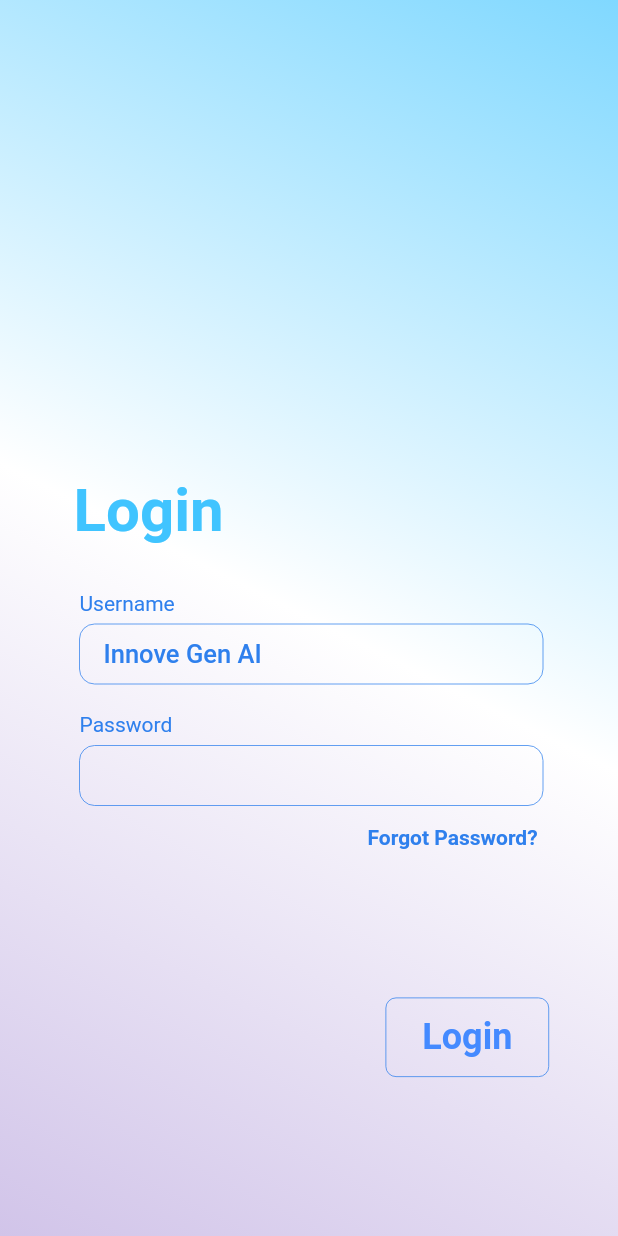
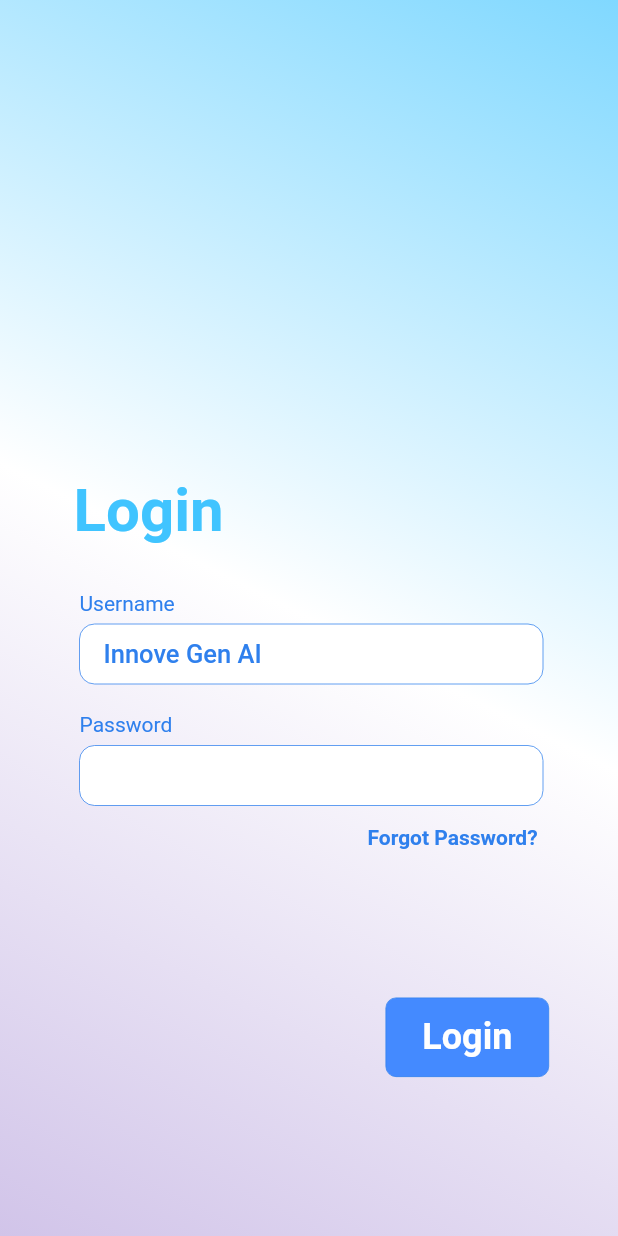
Before and after one commit to Innove-Gen-AI/innove_gen_ai_frontend, a Flutter app: the screen it shows after launch, on a phone screen of 412 x 824 dp. Run offline on Flutter 3.47's test engine with Material 2 defaults, Android fonts, the phone set to English and light mode, and no system bars; missing offline and left inert: easy_autocomplete; network calls fail; Roboto replaces fonts that are missing (Nunito).

Commit message:
[innove-fe-5] Updated login page look and feel

```diff
--- a/lib/views/login_view.dart
+++ b/lib/views/login_view.dart
@@ -71,7 +71,7 @@ class _LoginState extends State<Login> with DecorationUtil {
                                 padding: const EdgeInsets.symmetric(
                                     vertical: 12, horizontal: 24),
                                 decoration: ShapeDecoration(
-                                  color: const Color(0x002F80ED),
+                                  color: Color(Colors.blueAccent.shade200.value),
                                   shape: RoundedRectangleBorder(
                                     side: const BorderSide(
                                         width: 0.50, color: Color(0xFF2F80ED)),
@@ -83,7 +83,7 @@ class _LoginState extends State<Login> with DecorationUtil {
                                     'Login',
                                     textAlign: TextAlign.center,
                                     style: TextStyle(
-                                        color: Colors.blueAccent.shade200,
+                                        color: Colors.white,
                                         fontSize: 24,
                                         fontWeight: FontWeight.w700),
                                   ),
@@ -168,7 +168,7 @@ class _LoginState extends State<Login> with DecorationUtil {
                             width: 309,
                             height: 40,
                             decoration: ShapeDecoration(
-                              color: Color(0x002F80ED),
+                              color: Color(Colors.white.value),
                               shape: RoundedRectangleBorder(
                                 side: BorderSide(
                                   width: 0.50,
@@ -205,7 +205,7 @@ class _LoginState extends State<Login> with DecorationUtil {
                             width: 309,
                             height: 40,
                             decoration: ShapeDecoration(
-                              color: Color(0x002F80ED),
+                              color: Color(Colors.white.value),
                               shape: RoundedRectangleBorder(
                                 side: BorderSide(
                                   width: 0.50,
```
